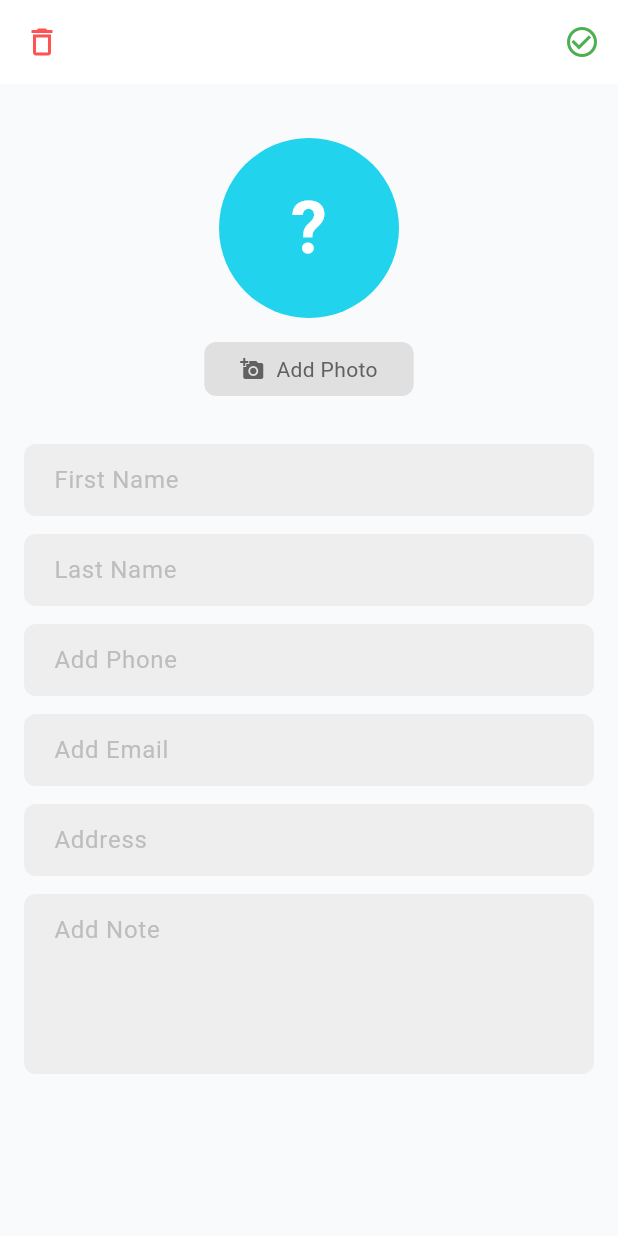
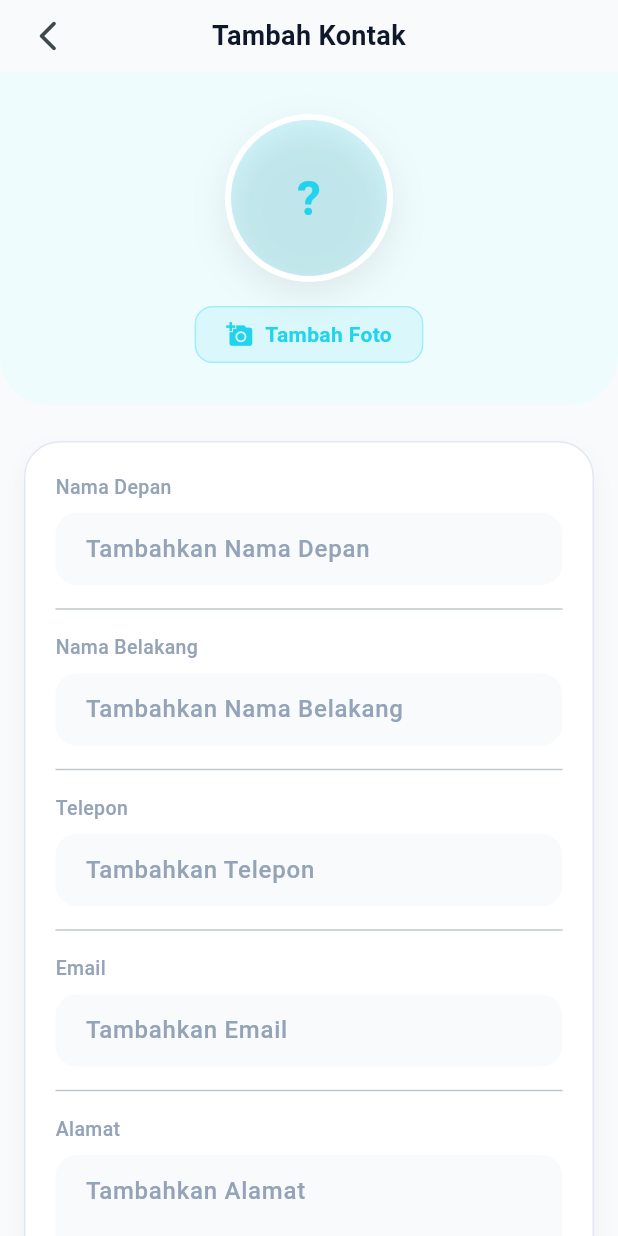
Before and after one commit to BagusAth/simple-contact-app, a Flutter app: the AddContactScreen screen opened directly, on a phone screen of 412 x 824 dp. Run offline on Flutter 3.47's test engine with Material 3 defaults, Android fonts, the phone set to English and light mode, and no system bars; our stand-ins replace cloud_firestore, firebase_core, image_picker; accounts and stored records are empty.

Commit message:
refactor: improve error handling and UI layout in AddContactScreen

```diff
--- a/lib/screens/add_contact.dart
+++ b/lib/screens/add_contact.dart
@@ -53,9 +53,9 @@ class _AddContactScreenState extends State<AddContactScreen> {
       }
     } catch (e) {
       if (mounted) {
-        ScaffoldMessenger.of(context).showSnackBar(
-          SnackBar(content: Text('Error picking image: $e')),
-        );
+        ScaffoldMessenger.of(
+          context,
+        ).showSnackBar(SnackBar(content: Text('Error picking image: $e')));
       }
     }
   }
@@ -77,9 +77,9 @@ class _AddContactScreenState extends State<AddContactScreen> {
       }
     } catch (e) {
       if (mounted) {
-        ScaffoldMessenger.of(context).showSnackBar(
-          SnackBar(content: Text('Error taking photo: $e')),
-        );
+        ScaffoldMessenger.of(
+          context,
+        ).showSnackBar(SnackBar(content: Text('Error taking photo: $e')));
       }
     }
   }
@@ -92,7 +92,10 @@ class _AddContactScreenState extends State<AddContactScreen> {
           child: Wrap(
             children: [
               ListTile(
-                leading: const Icon(Icons.photo_library, color: Color(0xFF22D3EE)),
+                leading: const Icon(
+                  Icons.photo_library,
+                  color: Color(0xFF22D3EE),
+                ),
                 title: const Text('Choose from Gallery'),
                 onTap: () {
                   Navigator.pop(context);
@@ -186,55 +189,109 @@ class _AddContactScreenState extends State<AddContactScreen> {
   Widget build(BuildContext context) {
     return Scaffold(
       backgroundColor: const Color(0xFFF8FAFC),
-      appBar: AppBar(
-        backgroundColor: Colors.white,
-        elevation: 0,
-        leading: IconButton(
-          onPressed: _isLoading ? null : () => Navigator.pop(context),
-          icon: const Icon(Icons.delete_outline),
-          color: Colors.redAccent,
-          tooltip: 'Batalkan',
+      body: SafeArea(
+        child: Column(
+          children: [
+            // Header
+            _buildHeader(),
+            Expanded(
+              child: SingleChildScrollView(
+                padding: const EdgeInsets.only(bottom: 24),
+                child: Column(
+                  crossAxisAlignment: CrossAxisAlignment.stretch,
+                  children: [
+                    // Hero Section
+                    _buildHeroSection(),
+                    const SizedBox(height: 24),
+                    // Form Card
+                    Padding(
+                      padding: const EdgeInsets.symmetric(horizontal: 16),
+                      child: _buildInfoCard(),
                     ),
-        actions: [
-          IconButton(
-            onPressed: _isLoading ? null : _saveContact,
-            icon: const Icon(Icons.check_circle_outline),
-            color: _isLoading ? Colors.grey : Colors.green,
-            tooltip: 'Simpan',
+                    const SizedBox(height: 32),
+                    // Save Button
+                    _buildSaveButton(),
+                  ],
+                ),
+              ),
             ),
           ],
         ),
-      body: SingleChildScrollView(
-        child: Padding(
-          padding: const EdgeInsets.all(16),
+      ),
+    );
+  }
+
+  Widget _buildHeader() {
+    return Padding(
+      padding: const EdgeInsets.symmetric(horizontal: 8),
+      child: Row(
+        children: [
+          IconButton(
+            onPressed: _isLoading ? null : () => Navigator.pop(context),
+            icon: const Icon(Icons.arrow_back_ios_new_rounded),
+          ),
+          const Expanded(
+            child: Text(
+              'Tambah Kontak',
+              textAlign: TextAlign.center,
+              style: TextStyle(
+                fontSize: 18,
+                fontWeight: FontWeight.bold,
+                color: Color(0xFF0F172A),
+              ),
+            ),
+          ),
+          const SizedBox(width: 48), // Balance for back button
+        ],
+      ),
+    );
+  }
+
+  Widget _buildHeroSection() {
+    return Container(
+      width: double.infinity,
+      padding: const EdgeInsets.symmetric(vertical: 28, horizontal: 24),
+      decoration: const BoxDecoration(
+        color: Color(0xFFEFFCFD),
+        borderRadius: BorderRadius.only(
+          bottomLeft: Radius.circular(32),
+          bottomRight: Radius.circular(32),
+        ),
+      ),
       child: Column(
-            crossAxisAlignment: CrossAxisAlignment.center,
         children: [
-              const SizedBox(height: 20),
           // Avatar Circle with Photo or Initial
           GestureDetector(
             onTap: _showPhotoOptions,
             child: Container(
-                  width: 120,
-                  height: 120,
+              width: 112,
+              height: 112,
               decoration: BoxDecoration(
-                    color: const Color(0xFF22D3EE),
                 shape: BoxShape.circle,
+                color: const Color(0xFF22D3EE).withOpacity(0.15),
+                border: Border.all(color: Colors.white, width: 4),
                 image: _photoBase64 != null
                     ? DecorationImage(
                         image: MemoryImage(base64Decode(_photoBase64!)),
                         fit: BoxFit.cover,
                       )
                     : null,
+                boxShadow: [
+                  BoxShadow(
+                    color: Colors.black.withOpacity(0.08),
+                    blurRadius: 20,
+                    offset: const Offset(0, 8),
+                  ),
+                ],
               ),
               child: _photoBase64 == null
                   ? Center(
                       child: Text(
                         _getInitials(),
                         style: const TextStyle(
-                              fontSize: 48,
+                          fontSize: 32,
                           fontWeight: FontWeight.bold,
-                              color: Colors.white,
+                          color: Color(0xFF22D3EE),
                         ),
                       ),
                     )
@@ -246,174 +303,225 @@ class _AddContactScreenState extends State<AddContactScreen> {
           GestureDetector(
             onTap: _showPhotoOptions,
             child: Container(
-                  padding: const EdgeInsets.symmetric(
-                    horizontal: 24,
-                    vertical: 8,
+              padding: const EdgeInsets.symmetric(horizontal: 20, vertical: 8),
+              decoration: BoxDecoration(
+                color: const Color(0xFF22D3EE).withOpacity(0.1),
+                borderRadius: BorderRadius.circular(12),
+                border: Border.all(
+                  color: const Color(0xFF22D3EE).withOpacity(0.3),
                 ),
-                  decoration: BoxDecoration(
-                    color: Colors.grey[300],
-                    borderRadius: BorderRadius.circular(8),
               ),
               child: Row(
                 mainAxisSize: MainAxisSize.min,
                 children: [
                   Icon(
                     _photoBase64 == null ? Icons.add_a_photo : Icons.edit,
-                        size: 16,
-                        color: Colors.grey[700],
+                    size: 18,
+                    color: const Color(0xFF22D3EE),
                   ),
                   const SizedBox(width: 8),
                   Text(
-                        _photoBase64 == null ? 'Add Photo' : 'Change Photo',
-                        style: TextStyle(
-                          color: Colors.grey[700],
+                    _photoBase64 == null ? 'Tambah Foto' : 'Ubah Foto',
+                    style: const TextStyle(
+                      color: Color(0xFF22D3EE),
                       fontSize: 14,
+                      fontWeight: FontWeight.w600,
                     ),
                   ),
                 ],
               ),
             ),
           ),
-              const SizedBox(height: 32),
-              // Form
-              Form(
+        ],
+      ),
+    );
+  }
+
+  Widget _buildInfoCard() {
+    return Container(
+      decoration: BoxDecoration(
+        color: Colors.white,
+        borderRadius: BorderRadius.circular(24),
+        border: Border.all(color: const Color(0xFFE2E8F0)),
+        boxShadow: [
+          BoxShadow(
+            color: Colors.black.withOpacity(0.04),
+            blurRadius: 12,
+            offset: const Offset(0, 6),
+          ),
+        ],
+      ),
+      padding: const EdgeInsets.all(20),
+      child: Form(
         key: _formKey,
         child: Column(
+          crossAxisAlignment: CrossAxisAlignment.stretch,
           children: [
             // First Name
-                    _buildTextField(
+            _buildInfoField(
+              label: 'Nama Depan',
               controller: _firstNameController,
-                      label: 'First Name',
-                      hint: 'First Name',
+              keyboardType: TextInputType.name,
               validator: (value) {
                 if (value == null || value.isEmpty) {
-                          return 'First name cannot be empty';
+                  return 'Nama depan tidak boleh kosong';
                 }
                 return null;
               },
-                      onChanged: (value) {
-                        setState(() {});
-                      },
+              onChanged: (value) => setState(() {}),
             ),
-                    const SizedBox(height: 12),
+            const Divider(height: 32),
             // Last Name
-                    _buildTextField(
+            _buildInfoField(
+              label: 'Nama Belakang',
               controller: _lastNameController,
-                      label: 'Last Name',
-                      hint: 'Last Name',
-                      validator: (value) {
-                        return null; // Optional
-                      },
-                      onChanged: (value) {
-                        setState(() {});
-                      },
+              keyboardType: TextInputType.name,
+              onChanged: (value) => setState(() {}),
             ),
-                    const SizedBox(height: 12),
+            const Divider(height: 32),
             // Phone
-                    _buildTextField(
+            _buildInfoField(
+              label: 'Telepon',
               controller: _phoneController,
-                      label: 'Phone',
-                      hint: 'Add Phone',
               keyboardType: TextInputType.phone,
               validator: (value) {
                 if (value == null || value.isEmpty) {
-                          return 'Phone cannot be empty';
+                  return 'Telepon tidak boleh kosong';
                 }
                 if (value.length < 10) {
-                          return 'Phone must be at least 10 characters';
+                  return 'Telepon minimal 10 karakter';
                 }
                 return null;
               },
             ),
-                    const SizedBox(height: 12),
+            const Divider(height: 32),
             // Email
-                    _buildTextField(
+            _buildInfoField(
+              label: 'Email',
               controller: _emailController,
-                      label: 'Email',
-                      hint: 'Add Email',
               keyboardType: TextInputType.emailAddress,
               validator: (value) {
                 if (value == null || value.isEmpty) {
-                          return 'Email cannot be empty';
+                  return 'Email tidak boleh kosong';
                 }
                 if (!value.contains('@')) {
-                          return 'Email must be valid';
+                  return 'Email harus valid';
                 }
                 return null;
               },
             ),
-                    const SizedBox(height: 12),
-                    // Address (optional)
-                    _buildTextField(
+            const Divider(height: 32),
+            // Address
+            _buildInfoField(
+              label: 'Alamat',
               controller: _addressController,
-                      label: 'Address',
-                      hint: 'Address',
-                      validator: (value) {
-                        return null; // Optional
-                      },
+              keyboardType: TextInputType.streetAddress,
+              maxLines: 3,
             ),
-                    const SizedBox(height: 12),
-                    // Note (optional)
-                    _buildTextField(
+            const Divider(height: 32),
+            // Note
+            _buildInfoField(
+              label: 'Catatan',
               controller: _noteController,
-                      label: 'Note',
-                      hint: 'Add Note',
               maxLines: 4,
-                      validator: (value) {
-                        return null; // Optional
-                      },
             ),
           ],
-                ),
-              ),
-            ],
-          ),
         ),
       ),
     );
   }
 
-  Widget _buildTextField({
+  Widget _buildSaveButton() {
+    return Padding(
+      padding: const EdgeInsets.symmetric(horizontal: 16),
+      child: ElevatedButton(
+        onPressed: _isLoading ? null : _saveContact,
+        style: ElevatedButton.styleFrom(
+          padding: const EdgeInsets.symmetric(vertical: 16),
+          backgroundColor: const Color(0xFF22D3EE),
+          foregroundColor: Colors.white,
+          elevation: 0,
+          shape: RoundedRectangleBorder(
+            borderRadius: BorderRadius.circular(16),
+          ),
+          disabledBackgroundColor: Colors.grey[400],
+        ),
+        child: _isLoading
+            ? const SizedBox(
+                height: 20,
+                width: 20,
+                child: CircularProgressIndicator(
+                  color: Colors.white,
+                  strokeWidth: 2,
+                ),
+              )
+            : const Text(
+                'Simpan Kontak',
+                style: TextStyle(fontSize: 16, fontWeight: FontWeight.bold),
+              ),
+      ),
+    );
+  }
+
+  Widget _buildInfoField({
+    required String label,
     required TextEditingController controller,
-    required String label,
-    required String hint,
     TextInputType keyboardType = TextInputType.text,
     int maxLines = 1,
     String? Function(String?)? validator,
     void Function(String)? onChanged,
   }) {
-    return TextFormField(
+    return Column(
+      crossAxisAlignment: CrossAxisAlignment.start,
+      children: [
+        Text(
+          label,
+          style: const TextStyle(
+            fontSize: 13,
+            color: Color(0xFF94A3B8),
+            fontWeight: FontWeight.w500,
+          ),
+        ),
+        const SizedBox(height: 8),
+        TextFormField(
           controller: controller,
           keyboardType: keyboardType,
-      validator: validator,
-      onChanged: onChanged,
           maxLines: maxLines,
+          style: const TextStyle(
+            fontSize: 16,
+            color: Color(0xFF0F172A),
+            fontWeight: FontWeight.w500,
+          ),
           decoration: InputDecoration(
-        hintText: hint,
-        hintStyle: TextStyle(color: Colors.grey[400], fontSize: 16),
+            hintText: 'Tambahkan $label',
+            hintStyle: const TextStyle(fontSize: 16, color: Color(0xFF94A3B8)),
             filled: true,
-        fillColor: Colors.grey[200],
-        border: OutlineInputBorder(
-          borderRadius: BorderRadius.circular(8),
-          borderSide: BorderSide.none,
-        ),
-        enabledBorder: OutlineInputBorder(
-          borderRadius: BorderRadius.circular(8),
-          borderSide: BorderSide.none,
-        ),
-        focusedBorder: OutlineInputBorder(
-          borderRadius: BorderRadius.circular(8),
-          borderSide: const BorderSide(color: Color(0xFF22D3EE), width: 2),
-        ),
-        errorBorder: OutlineInputBorder(
-          borderRadius: BorderRadius.circular(8),
-          borderSide: const BorderSide(color: Colors.red, width: 1),
-        ),
+            fillColor: const Color(0xFFF8FAFC),
             contentPadding: const EdgeInsets.symmetric(
               horizontal: 16,
               vertical: 12,
             ),
+            border: OutlineInputBorder(
+              borderRadius: BorderRadius.circular(14),
+              borderSide: BorderSide.none,
             ),
+            enabledBorder: OutlineInputBorder(
+              borderRadius: BorderRadius.circular(14),
+              borderSide: BorderSide.none,
+            ),
+            focusedBorder: OutlineInputBorder(
+              borderRadius: BorderRadius.circular(14),
+              borderSide: const BorderSide(color: Color(0xFF22D3EE), width: 2),
+            ),
+            errorBorder: OutlineInputBorder(
+              borderRadius: BorderRadius.circular(14),
+              borderSide: const BorderSide(color: Colors.red, width: 1),
+            ),
+          ),
+          validator: validator,
+          onChanged: onChanged,
+        ),
+      ],
     );
   }
 }
```
Lines whose indentation alone changed are shown as unchanged.
